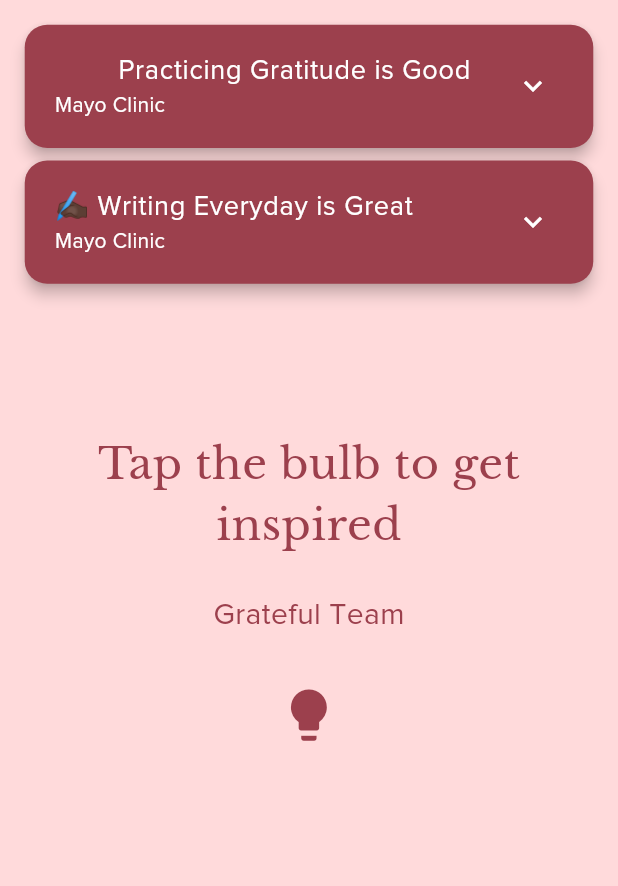
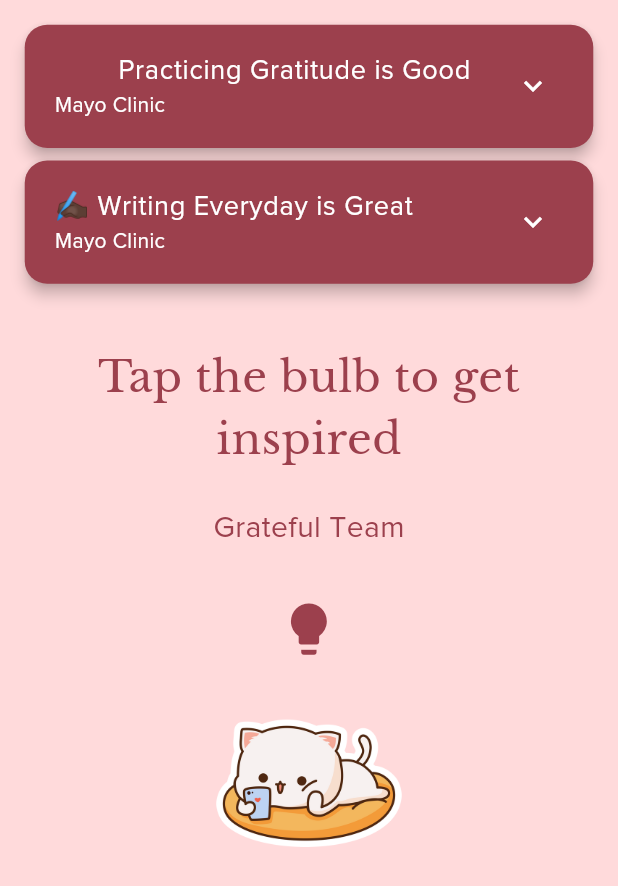
Before and after one commit to aTamarsh/grateful, a Flutter app: the FeedPage screen opened directly, on a phone screen of 412 x 824 dp. Shown: the top 886 px of the screen. Run offline on Flutter 3.47's test engine with Material 2 defaults, Android fonts, the phone set to English and light mode, and no system bars; our stand-ins replace dio, hive_flutter; accounts and stored records are empty.

Commit message:
finalized FeedPage.

```diff
--- a/lib/pages/feed_page.dart
+++ b/lib/pages/feed_page.dart
@@ -52,7 +52,7 @@ class _FeedPageState extends State<FeedPage> {
                   author: writingInfoAuthor,
                   content: writingInfoContent,
                 ),
-                SizedBox(height: _deviceHeight * 0.10,),
+                SizedBox(height: _deviceHeight * 0.03),
                 _paddedQuoteBanner(context, colorScheme),
                 _paddedAuthorBanner(context, colorScheme),
                 Padding(
@@ -69,6 +69,11 @@ class _FeedPageState extends State<FeedPage> {
                       semanticLabel: "Tap the lightbulb to get inspired.",
                     ),
                   ),
+                ),
+                Image.asset(
+                  "assets/images/grateful_user.png",
+                  width: _deviceWidth * 0.30,
+                  height: _deviceHeight * 0.15,
                 ),
               ],
             ),
--- a/pubspec.yaml
+++ b/pubspec.yaml
@@ -67,6 +67,7 @@ flutter:
   assets:
     - assets/content/info.json
     - assets/images/grateful_cat.png
+    - assets/images/grateful_user.png
   #   - images/a_dot_burr.jpeg
   #   - images/a_dot_ham.jpeg
 
```
Also changed, not shown: assets/images/grateful_user.png (added).
